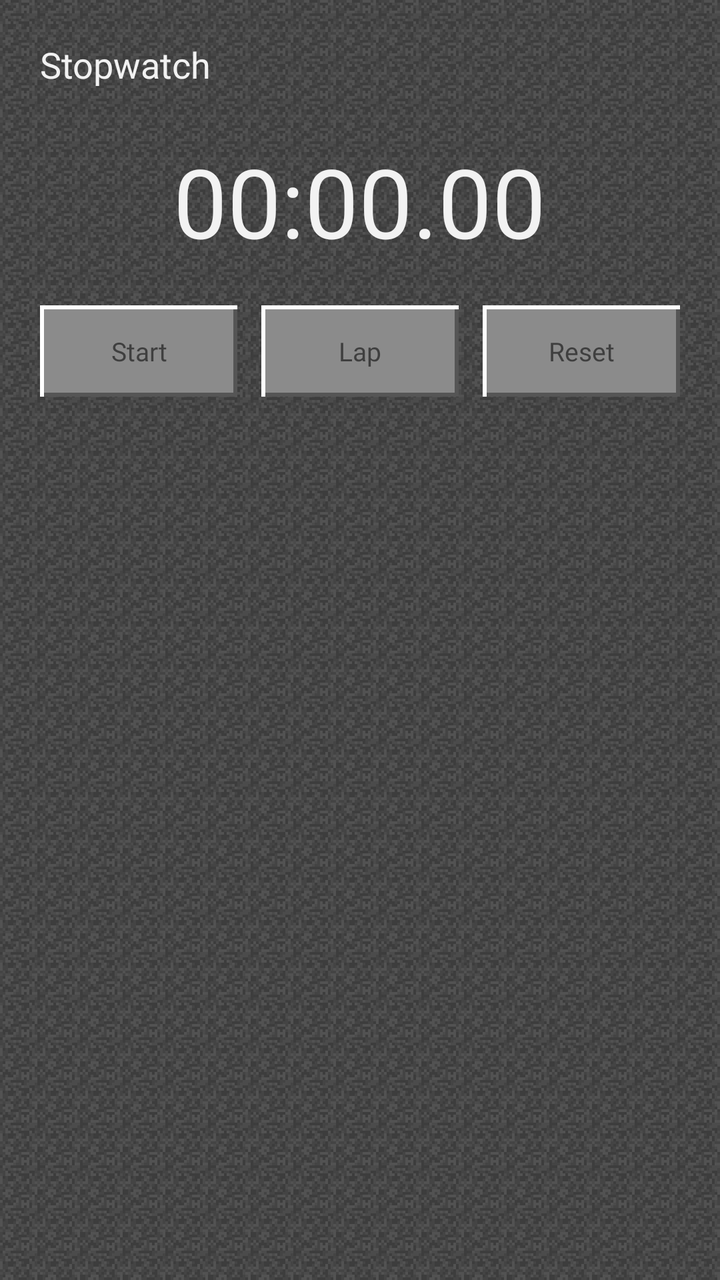
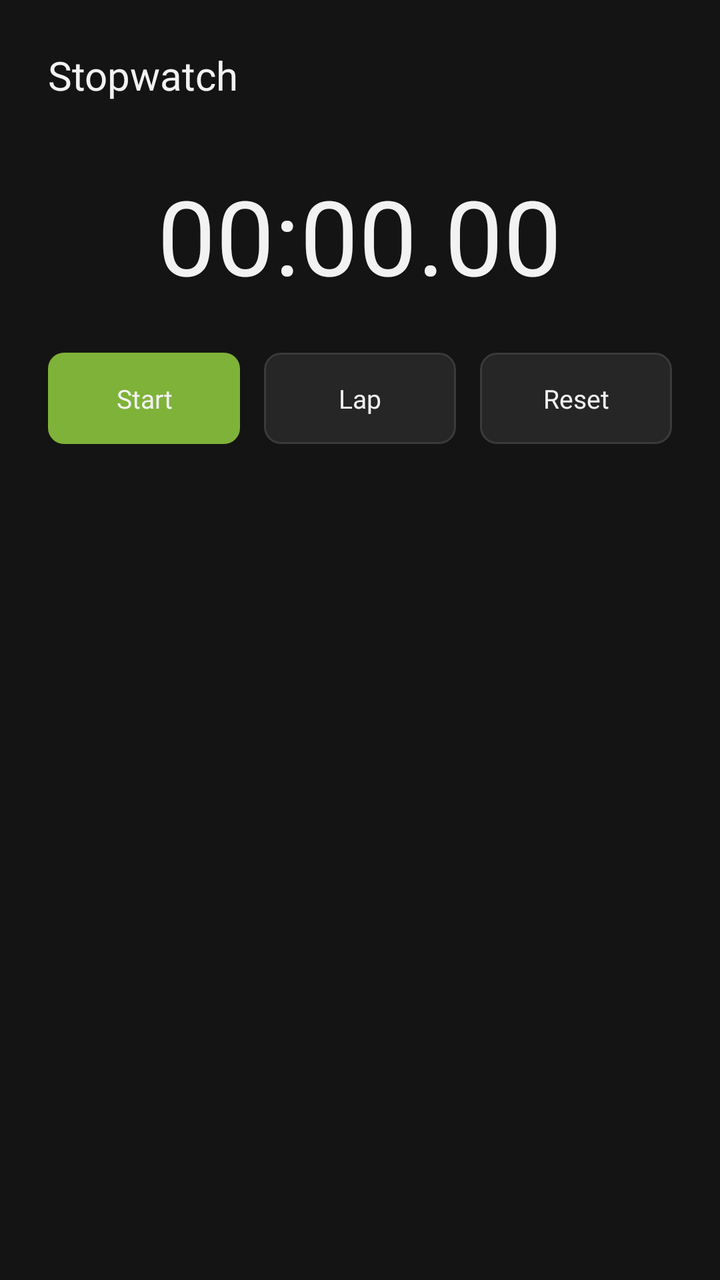

An Android layout rendered at two revisions. The XML below is the earlier revision; the diff shows what the commit changed to produce the second picture.
<!-- AndroidManifest.xml: application theme Theme.MCClock -->
<!-- res/layout/activity_stopwatch.xml -->
<?xml version="1.0" encoding="utf-8"?>
<LinearLayout xmlns:android="http://schemas.android.com/apk/res/android"
    android:layout_width="match_parent"
    android:layout_height="match_parent"
    android:background="@drawable/bg_stone"
    android:orientation="vertical"
    android:padding="20dp">

    <TextView
        android:layout_width="wrap_content"
        android:layout_height="wrap_content"
        android:fontFamily="@font/silkscreen_bold"
        android:shadowColor="#CC000000"
        android:shadowDx="2"
        android:shadowDy="2"
        android:shadowRadius="0"
        android:text="Stopwatch"
        android:textColor="@color/app_text"
        android:textSize="18sp" />

    <TextView
        android:id="@+id/timeText"
        android:layout_width="wrap_content"
        android:layout_height="wrap_content"
        android:layout_gravity="center"
        android:layout_marginTop="24dp"
        android:fontFamily="@font/silkscreen_bold"
        android:shadowColor="#CC000000"
        android:shadowDx="3"
        android:shadowDy="3"
        android:shadowRadius="0"
        android:text="00:00.00"
        android:textColor="@color/app_text"
        android:textSize="48sp" />

    <LinearLayout
        android:layout_width="match_parent"
        android:layout_height="wrap_content"
        android:layout_marginTop="20dp"
        android:orientation="horizontal">

        <TextView
            android:id="@+id/startStopButton"
            android:layout_width="0dp"
            android:layout_height="wrap_content"
            android:layout_marginEnd="6dp"
            android:layout_weight="1"
            android:background="@drawable/mc_button"
            android:clickable="true"
            android:focusable="true"
            android:fontFamily="@font/silkscreen_bold"
            android:gravity="center"
            android:padding="14dp"
            android:text="Start"
            android:textColor="@color/mc_text"
            android:textSize="13sp" />

        <TextView
            android:id="@+id/lapButton"
            android:layout_width="0dp"
            android:layout_height="wrap_content"
            android:layout_marginStart="6dp"
            android:layout_marginEnd="6dp"
            android:layout_weight="1"
            android:background="@drawable/mc_button"
            android:clickable="true"
            android:focusable="true"
            android:fontFamily="@font/silkscreen_bold"
            android:gravity="center"
            android:padding="14dp"
            android:text="Lap"
            android:textColor="@color/mc_text"
            android:textSize="13sp" />

        <TextView
            android:id="@+id/resetButton"
            android:layout_width="0dp"
            android:layout_height="wrap_content"
            android:layout_marginStart="6dp"
            android:layout_weight="1"
            android:background="@drawable/mc_button"
            android:clickable="true"
            android:focusable="true"
            android:fontFamily="@font/silkscreen_bold"
            android:gravity="center"
            android:padding="14dp"
            android:text="Reset"
            android:textColor="@color/mc_text"
            android:textSize="13sp" />
    </LinearLayout>

    <ScrollView
        android:layout_width="match_parent"
        android:layout_height="0dp"
        android:layout_marginTop="16dp"
        android:layout_weight="1">

        <LinearLayout
            android:id="@+id/lapsContainer"
            android:layout_width="match_parent"
            android:layout_height="wrap_content"
            android:orientation="vertical" />
    </ScrollView>
</LinearLayout>
<!-- resources referenced by this layout -->
<resources>
  <color name="app_text">#F2F2F2</color>
  <color name="mc_text">#3F3F3F</color>
  <!-- drawable bg_stone (drawable) -->
  <?xml version="1.0" encoding="utf-8"?>
  <bitmap xmlns:android="http://schemas.android.com/apk/res/android"
      android:src="@drawable/bg_stone_tile"
      android:tileMode="repeat" />
  <!-- drawable mc_button (drawable) -->
  <?xml version="1.0" encoding="utf-8"?>
  <selector xmlns:android="http://schemas.android.com/apk/res/android">
  
      
      <item android:state_pressed="true">
          <layer-list>
              <item>
                  <shape android:shape="rectangle">
                      <solid android:color="@color/mc_panel_dark" />
                  </shape>
              </item>
              <item
                  android:bottom="0dp"
                  android:left="2dp"
                  android:right="0dp"
                  android:top="2dp">
                  <shape android:shape="rectangle">
                      <solid android:color="@color/mc_panel_light" />
                  </shape>
              </item>
              <item
                  android:bottom="2dp"
                  android:left="2dp"
                  android:right="2dp"
                  android:top="2dp">
                  <shape android:shape="rectangle">
                      <solid android:color="@color/mc_button_fill_pressed" />
                  </shape>
              </item>
          </layer-list>
      </item>
  
      
      <item>
          <layer-list>
              <item>
                  <shape android:shape="rectangle">
                      <solid android:color="@color/mc_panel_light" />
                  </shape>
              </item>
              <item
                  android:bottom="0dp"
                  android:left="2dp"
                  android:right="0dp"
                  android:top="2dp">
                  <shape android:shape="rectangle">
                      <solid android:color="@color/mc_panel_dark" />
                  </shape>
              </item>
              <item
                  android:bottom="2dp"
                  android:left="2dp"
                  android:right="2dp"
                  android:top="2dp">
                  <shape android:shape="rectangle">
                      <solid android:color="@color/mc_button_fill" />
                  </shape>
              </item>
          </layer-list>
      </item>
  
  </selector>
  <style name="Theme.MCClock" parent="Theme.AppCompat.NoActionBar">
          <item name="android:windowBackground">@drawable/bg_stone</item>
          <item name="android:statusBarColor">@color/app_bg_dark</item>
          <item name="android:navigationBarColor">@color/app_bg_dark</item>
          <item name="colorPrimary">@color/mc_panel_fill</item>
          <item name="colorPrimaryDark">@color/mc_panel_dark</item>
          <item name="colorAccent">#7FB238</item>
      </style>
  <!-- drawable bg_stone_tile: png bitmap (drawable-nodpi, 470 bytes) -->
  <color name="mc_panel_dark">#555555</color>
  <color name="mc_panel_light">#FFFFFF</color>
  <color name="mc_button_fill_pressed">#6E6E6E</color>
  <color name="mc_button_fill">#8B8B8B</color>
  <color name="app_bg_dark">#1E1E1E</color>
  <color name="mc_panel_fill">#C6C6C6</color>
</resources>

<!-- the commit's change to res/layout/activity_stopwatch.xml (unified diff, before → after) -->
@@ -2,9 +2,9 @@
 <LinearLayout xmlns:android="http://schemas.android.com/apk/res/android"
     android:layout_width="match_parent"
     android:layout_height="match_parent"
-    android:background="@drawable/bg_stone"
+    android:background="@color/app_bg"
     android:orientation="vertical"
-    android:padding="20dp">
+    android:padding="24dp">
 
     <TextView
         android:layout_width="wrap_content"
@@ -16,14 +16,14 @@
         android:shadowRadius="0"
         android:text="Stopwatch"
         android:textColor="@color/app_text"
-        android:textSize="18sp" />
+        android:textSize="20sp" />
 
     <TextView
         android:id="@+id/timeText"
         android:layout_width="wrap_content"
         android:layout_height="wrap_content"
         android:layout_gravity="center"
-        android:layout_marginTop="24dp"
+        android:layout_marginTop="32dp"
         android:fontFamily="@font/silkscreen_bold"
         android:shadowColor="#CC000000"
         android:shadowDx="3"
@@ -31,12 +31,12 @@
         android:shadowRadius="0"
         android:text="00:00.00"
         android:textColor="@color/app_text"
-        android:textSize="48sp" />
+        android:textSize="52sp" />
 
     <LinearLayout
         android:layout_width="match_parent"
         android:layout_height="wrap_content"
-        android:layout_marginTop="20dp"
+        android:layout_marginTop="24dp"
         android:orientation="horizontal">
 
         <TextView
@@ -45,14 +45,14 @@
             android:layout_height="wrap_content"
             android:layout_marginEnd="6dp"
             android:layout_weight="1"
-            android:background="@drawable/mc_button"
+            android:background="@drawable/mc_button_primary"
             android:clickable="true"
             android:focusable="true"
             android:fontFamily="@font/silkscreen_bold"
             android:gravity="center"
             android:padding="14dp"
             android:text="Start"
-            android:textColor="@color/mc_text"
+            android:textColor="@color/app_text"
             android:textSize="13sp" />
 
         <TextView
@@ -62,14 +62,14 @@
             android:layout_marginStart="6dp"
             android:layout_marginEnd="6dp"
             android:layout_weight="1"
-            android:background="@drawable/mc_button"
+            android:background="@drawable/mc_button_secondary"
             android:clickable="true"
             android:focusable="true"
             android:fontFamily="@font/silkscreen_bold"
             android:gravity="center"
             android:padding="14dp"
             android:text="Lap"
-            android:textColor="@color/mc_text"
+            android:textColor="@color/app_text"
             android:textSize="13sp" />
 
         <TextView
@@ -78,14 +78,14 @@
             android:layout_height="wrap_content"
             android:layout_marginStart="6dp"
             android:layout_weight="1"
-            android:background="@drawable/mc_button"
+            android:background="@drawable/mc_button_secondary"
             android:clickable="true"
             android:focusable="true"
             android:fontFamily="@font/silkscreen_bold"
             android:gravity="center"
             android:padding="14dp"
             android:text="Reset"
-            android:textColor="@color/mc_text"
+            android:textColor="@color/app_text"
             android:textSize="13sp" />
     </LinearLayout>
 
<!-- resource entries referenced after the edit -->
@@ -1,89 +1,54 @@
 <!-- resources referenced by this layout -->
 <resources>
+  <color name="app_bg">#141414</color>
   <color name="app_text">#F2F2F2</color>
-  <color name="mc_text">#3F3F3F</color>
-  <!-- drawable bg_stone (drawable) -->
-  <?xml version="1.0" encoding="utf-8"?>
-  <bitmap xmlns:android="http://schemas.android.com/apk/res/android"
-      android:src="@drawable/bg_stone_tile"
-      android:tileMode="repeat" />
-  <!-- drawable mc_button (drawable) -->
+  <!-- drawable mc_button_primary (drawable) -->
   <?xml version="1.0" encoding="utf-8"?>
   <selector xmlns:android="http://schemas.android.com/apk/res/android">
-  
-      
       <item android:state_pressed="true">
-          <layer-list>
-              <item>
-                  <shape android:shape="rectangle">
-                      <solid android:color="@color/mc_panel_dark" />
-                  </shape>
-              </item>
-              <item
-                  android:bottom="0dp"
-                  android:left="2dp"
-                  android:right="0dp"
-                  android:top="2dp">
-                  <shape android:shape="rectangle">
-                      <solid android:color="@color/mc_panel_light" />
-                  </shape>
-              </item>
-              <item
-                  android:bottom="2dp"
-                  android:left="2dp"
-                  android:right="2dp"
-                  android:top="2dp">
-                  <shape android:shape="rectangle">
-                      <solid android:color="@color/mc_button_fill_pressed" />
-                  </shape>
-              </item>
-          </layer-list>
+          <shape android:shape="rectangle">
+              <solid android:color="@color/mc_green_pressed" />
+              <corners android:radius="8dp" />
+          </shape>
       </item>
-  
-      
       <item>
-          <layer-list>
-              <item>
-                  <shape android:shape="rectangle">
-                      <solid android:color="@color/mc_panel_light" />
-                  </shape>
-              </item>
-              <item
-                  android:bottom="0dp"
-                  android:left="2dp"
-                  android:right="0dp"
-                  android:top="2dp">
-                  <shape android:shape="rectangle">
-                      <solid android:color="@color/mc_panel_dark" />
-                  </shape>
-              </item>
-              <item
-                  android:bottom="2dp"
-                  android:left="2dp"
-                  android:right="2dp"
-                  android:top="2dp">
-                  <shape android:shape="rectangle">
-                      <solid android:color="@color/mc_button_fill" />
-                  </shape>
-              </item>
-          </layer-list>
+          <shape android:shape="rectangle">
+              <solid android:color="@color/mc_green" />
+              <corners android:radius="8dp" />
+          </shape>
       </item>
-  
+  </selector>
+  <!-- drawable mc_button_secondary (drawable) -->
+  <?xml version="1.0" encoding="utf-8"?>
+  <selector xmlns:android="http://schemas.android.com/apk/res/android">
+      <item android:state_pressed="true">
+          <shape android:shape="rectangle">
+              <solid android:color="@color/app_surface_light" />
+              <stroke android:width="1dp" android:color="@color/app_border" />
+              <corners android:radius="8dp" />
+          </shape>
+      </item>
+      <item>
+          <shape android:shape="rectangle">
+              <solid android:color="@color/app_surface" />
+              <stroke android:width="1dp" android:color="@color/app_border" />
+              <corners android:radius="8dp" />
+          </shape>
+      </item>
   </selector>
   <style name="Theme.MCClock" parent="Theme.AppCompat.NoActionBar">
-          <item name="android:windowBackground">@drawable/bg_stone</item>
-          <item name="android:statusBarColor">@color/app_bg_dark</item>
-          <item name="android:navigationBarColor">@color/app_bg_dark</item>
-          <item name="colorPrimary">@color/mc_panel_fill</item>
-          <item name="colorPrimaryDark">@color/mc_panel_dark</item>
-          <item name="colorAccent">#7FB238</item>
+          <item name="android:windowBackground">@color/app_bg</item>
+          <item name="android:statusBarColor">@color/app_bg</item>
+          <item name="android:navigationBarColor">@color/app_bg</item>
+          <item name="colorPrimary">@color/mc_green</item>
+          <item name="colorPrimaryDark">@color/mc_green_dark</item>
+          <item name="colorAccent">@color/mc_green</item>
       </style>
-  <!-- drawable bg_stone_tile: png bitmap (drawable-nodpi, 470 bytes) -->
-  <color name="mc_panel_dark">#555555</color>
-  <color name="mc_panel_light">#FFFFFF</color>
-  <color name="mc_button_fill_pressed">#6E6E6E</color>
-  <color name="mc_button_fill">#8B8B8B</color>
-  <color name="app_bg_dark">#1E1E1E</color>
-  <color name="mc_panel_fill">#C6C6C6</color>
+  <color name="mc_green_pressed">#4A7028</color>
+  <color name="mc_green">#7FB238</color>
+  <color name="app_surface_light">#333333</color>
+  <color name="app_border">#3A3A3A</color>
+  <color name="app_surface">#262626</color>
+  <color name="mc_green_dark">#5B8731</color>
 </resources>
 
